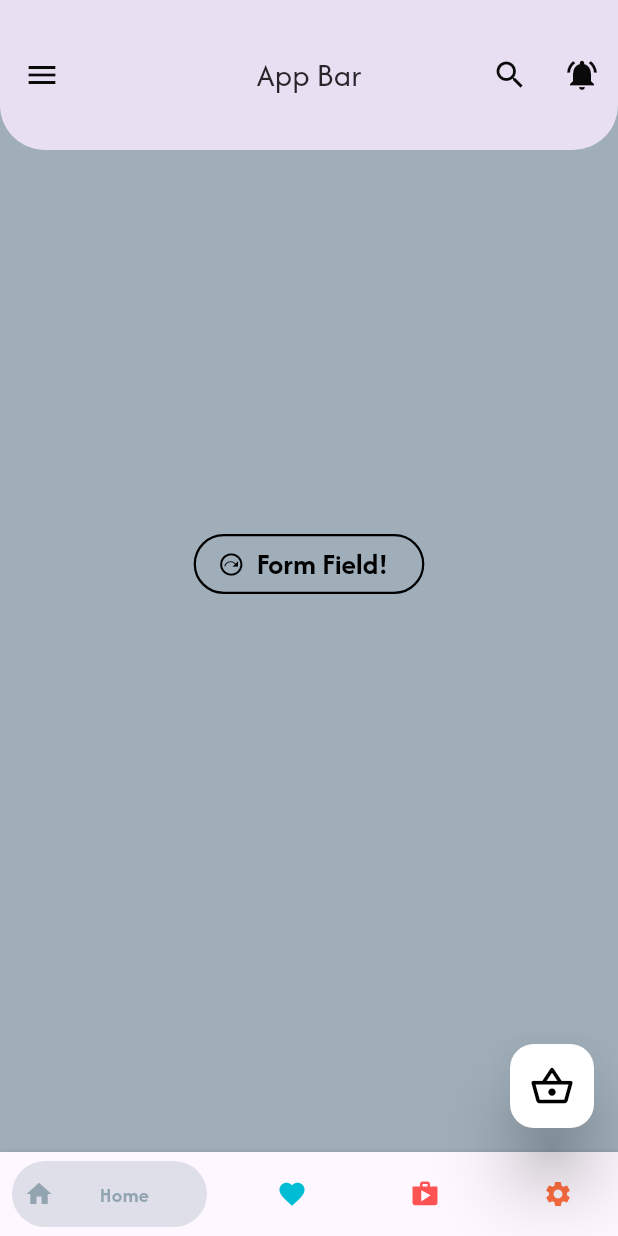
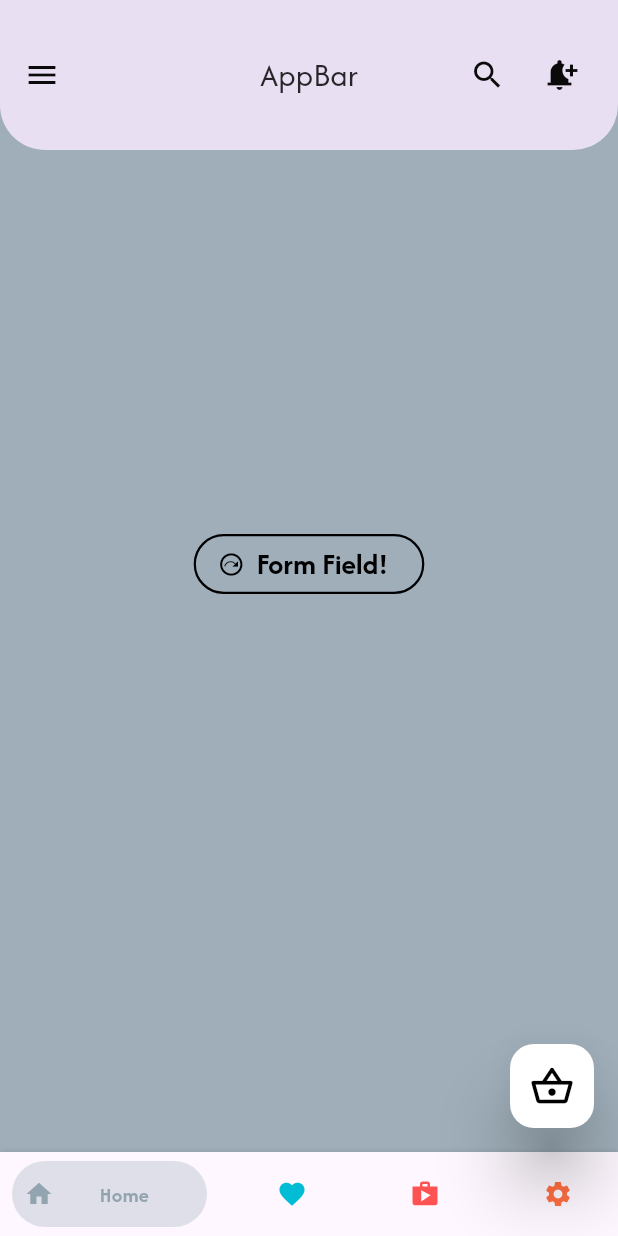
Before and after one commit to Raj2902Patel/ADVANCE_WIDGETS, a Flutter app: the screen it shows after launch, after a tap on the "skip next" icon, after a tap on the "done" icon, on a phone screen of 412 x 824 dp. Run offline on Flutter 3.47's test engine with Material 3 defaults, Android fonts, the phone set to English and light mode, and no system bars; drawn by our look-alikes of bottom_navy_bar; our stand-ins replace animated_text_kit, cached_network_image, carousel_slider, easy_localization, introduction_screen, loading_animation_widget and 2 more.

```diff
--- a/lib/home_page.dart
+++ b/lib/home_page.dart
@@ -1,13 +1,17 @@
 import 'package:animated_text_kit/animated_text_kit.dart';
 import 'package:bottom_navy_bar/bottom_navy_bar.dart';
+import 'package:easy_localization/easy_localization.dart';
 import 'package:flutter/material.dart';
 import 'package:shared_preferences/shared_preferences.dart';
+import 'package:week_4/main.dart';
 import 'package:week_4/main_pages/setting.dart';
 import 'package:week_4/main_pages/shopping.dart';
 import 'package:week_4/pages/floating_action_button.dart';
 import 'package:week_4/main_pages/home.dart';
 
 import 'package:week_4/main_pages/favourite.dart';
+
+import 'language_selection.dart';
 
 class HomePage extends StatefulWidget {
   const HomePage({
@@ -123,9 +127,9 @@ class _HomePageState extends State<HomePage> {
                   repeatForever: true,
                   isRepeatingAnimation: true,
                 )
-              : const Text(
-                  "App Bar",
-                  style: TextStyle(),
+              : Text(
+                  tr("appbar"),
+                  style: TextStyle(fontSize: 22.0),
                 ),
           actions: [
             IconButton(
@@ -136,12 +140,15 @@ class _HomePageState extends State<HomePage> {
                 Icons.search,
               ),
             ),
-            IconButton(
-              onPressed: () {
-                print("Notification button clicked");
-              },
-              icon: const Icon(
-                Icons.notifications_active,
+            Padding(
+              padding: const EdgeInsets.only(right: 15.0),
+              child: IconButton(
+                onPressed: () {
+                  print("Notification Button Clicked");
+                },
+                icon: const Icon(
+                  Icons.notification_add,
+                ),
               ),
             ),
           ],
@@ -176,7 +183,7 @@ class _HomePageState extends State<HomePage> {
                           dividerColor: Colors.transparent,
                           splashColor: Colors.transparent,
                         ),
-                        child: const Column(
+                        child: Column(
                           children: [
                             Row(
                               mainAxisAlignment: MainAxisAlignment.spaceAround,
@@ -184,8 +191,8 @@ class _HomePageState extends State<HomePage> {
                                 Column(
                                   crossAxisAlignment: CrossAxisAlignment.start,
                                   children: [
-                                    Text("Hello World!"),
-                                    Text("hello@example.com"),
+                                    Text(tr("usr_name")),
+                                    Text(tr("usr_email")),
                                   ],
                                 ),
                                 Icon(
@@ -201,10 +208,29 @@ class _HomePageState extends State<HomePage> {
                   ),
                 ),
               ),
-              _buildListTile(0, Icons.backup, "Home"),
-              _buildListTile(1, Icons.folder_shared_rounded, "Favourite"),
-              _buildListTile(2, Icons.backup, "Shopping"),
-              _buildListTile(3, Icons.settings, "Settings"),
+              _buildListTile(0, Icons.backup, tr("home_page")),
+              _buildListTile(
+                  1, Icons.folder_shared_rounded, tr("favourite_page")),
+              _buildListTile(2, Icons.backup, tr("shop_page")),
+              _buildListTile(3, Icons.settings, tr("setting_page")),
+              Container(
+                margin: EdgeInsets.only(left: 20.0, right: 20.0),
+                child: ListTile(
+                  splashColor: Colors.transparent,
+                  leading: Icon(
+                    Icons.language,
+                    color: Colors.black,
+                  ),
+                  title: Text(tr("select_language")),
+                  onTap: () {
+                    Navigator.push(
+                      context,
+                      MaterialPageRoute(
+                          builder: (context) => LanguageSelectionPage()),
+                    );
+                  },
+                ),
+              ),
             ],
           ),
         ),
@@ -220,14 +246,15 @@ class _HomePageState extends State<HomePage> {
           items: <BottomNavyBarItem>[
             BottomNavyBarItem(
               icon: const Icon(Icons.home),
-              title: _selectedIndex == 0 ? const Text("Home") : const Text(""),
+              title:
+                  _selectedIndex == 0 ? Text(tr("home_page")) : const Text(""),
               activeColor: Colors.blueGrey.withOpacity(0.6),
               textAlign: TextAlign.center,
             ),
             BottomNavyBarItem(
               icon: const Icon(Icons.favorite),
               title: _selectedIndex == 1
-                  ? const Text('Favourite')
+                  ? Text(tr("favourite_page"))
                   : const Text(""),
               activeColor: Colors.cyan,
               textAlign: TextAlign.center,
@@ -235,14 +262,15 @@ class _HomePageState extends State<HomePage> {
             BottomNavyBarItem(
               icon: const Icon(Icons.shop),
               title:
-                  _selectedIndex == 2 ? const Text("Shopping") : const Text(""),
+                  _selectedIndex == 2 ? Text(tr("shop_page")) : const Text(""),
               activeColor: Colors.redAccent,
               textAlign: TextAlign.center,
             ),
             BottomNavyBarItem(
               icon: const Icon(Icons.settings),
-              title:
-                  _selectedIndex == 3 ? const Text("Setting") : const Text(""),
+              title: _selectedIndex == 3
+                  ? Text(tr("setting_page"))
+                  : const Text(""),
               activeColor: Colors.deepOrangeAccent,
               textAlign: TextAlign.center,
             ),
--- a/lib/loading.dart
+++ b/lib/loading.dart
@@ -1,4 +1,5 @@
 import 'package:animated_text_kit/animated_text_kit.dart';
+import 'package:easy_localization/easy_localization.dart';
 import 'package:flutter/material.dart';
 import 'package:week_4/intro_slider.dart';
 import 'package:loading_animation_widget/loading_animation_widget.dart';
@@ -40,7 +41,7 @@ class _LoadingScreenState extends State<LoadingScreen> {
             AnimatedTextKit(
               animatedTexts: [
                 TyperAnimatedText(
-                  "Loading...",
+                  "${tr('loading')}...",
                   textStyle: const TextStyle(
                     color: Colors.black,
                     fontWeight: FontWeight.w700,
--- a/lib/main.dart
+++ b/lib/main.dart
@@ -1,12 +1,23 @@
 import 'package:animated_text_kit/animated_text_kit.dart';
+import 'package:easy_localization/easy_localization.dart';
 import 'package:flutter/material.dart';
 import 'package:loading_animation_widget/loading_animation_widget.dart';
 import 'package:shared_preferences/shared_preferences.dart';
 import 'package:week_4/home_page.dart';
 import 'package:week_4/loading.dart';
 
-void main() {
-  runApp(const MyApp());
+void main() async {
+  WidgetsFlutterBinding.ensureInitialized();
+  await EasyLocalization.ensureInitialized();
+
+  runApp(
+    EasyLocalization(
+      fallbackLocale: const Locale('en'),
+      supportedLocales: const [Locale('en'), Locale('hi'), Locale('gu')],
+      path: 'assets/translations',
+      child: const MyApp(),
+    ),
+  );
 }
 
 class MyApp extends StatefulWidget {
@@ -27,6 +38,10 @@ class _MyAppState extends State<MyApp> {
   @override
   Widget build(BuildContext context) {
     return MaterialApp(
+      localizationsDelegates: context.localizationDelegates,
+      supportedLocales: context.supportedLocales,
+      locale: context.locale,
+      debugShowCheckedModeBanner: false,
       theme: ThemeData(
         fontFamily: 'Custom',
       ),
@@ -65,7 +80,7 @@ class _MyAppState extends State<MyApp> {
                           AnimatedTextKit(
                             animatedTexts: [
                               TyperAnimatedText(
-                                "Loading...",
+                                "${tr('loading')}...",
                                 textStyle: const TextStyle(
                                   color: Colors.black,
                                   fontWeight: FontWeight.w700,
--- a/pubspec.yaml
+++ b/pubspec.yaml
@@ -45,6 +45,7 @@ dependencies:
   shared_preferences: ^2.3.2
   loading_animation_widget: ^1.3.0
   animated_text_kit: ^4.2.2
+  easy_localization: ^3.0.7
 
 dev_dependencies:
   flutter_test:
@@ -73,6 +74,7 @@ flutter:
   assets:
     - assets/images/
     - assets/lottie_animation/
+    - assets/translations/
   # assets:
   #   - images/a_dot_burr.jpeg
   #   - images/a_dot_ham.jpeg
```
Also changed, not shown: assets/translations/en.json (added, +12 -0 lines), assets/translations/gu.json (added, +12 -0 lines), assets/translations/hi.json (added, +12 -0 lines), lib/language_selection.dart (added, +144 -0 lines), pubspec.lock.
